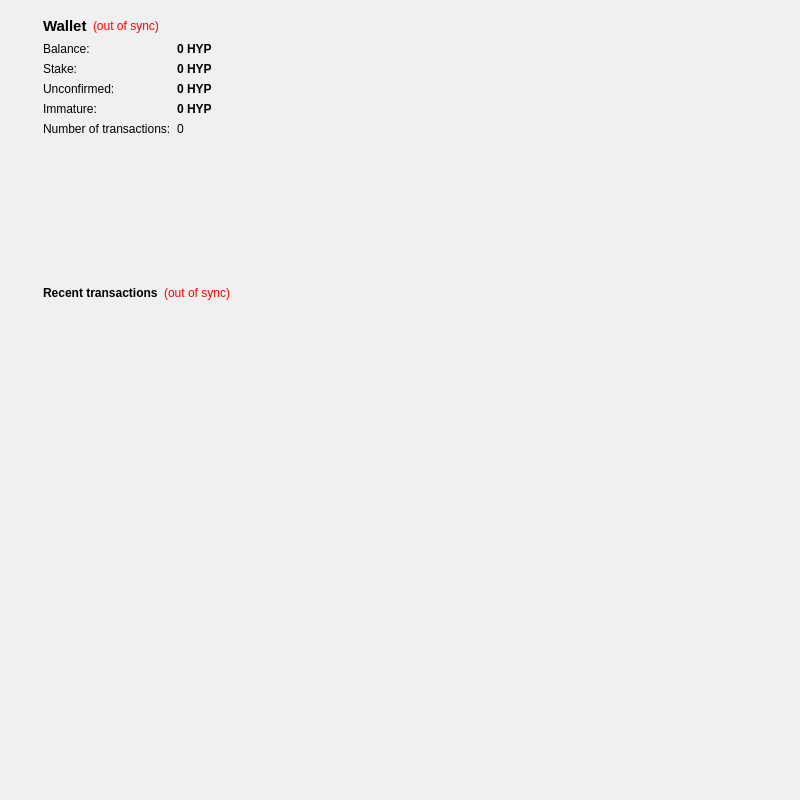
Old version of the form src/qt/forms/overviewpage.ui in the repository scificrypto/HyperStake.
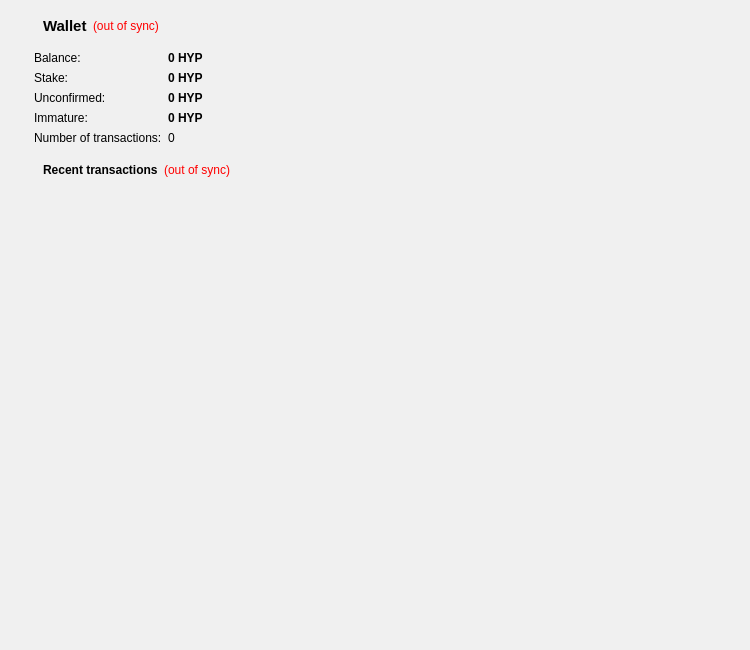
New version of the form.

Commit message: wallet size

Patch:
```diff
--- a/src/qt/forms/overviewpage.ui
+++ b/src/qt/forms/overviewpage.ui
@@ -6,21 +6,15 @@
    <rect>
     <x>0</x>
     <y>0</y>
-    <width>800</width>
-    <height>800</height>
+    <width>750</width>
+    <height>650</height>
    </rect>
   </property>
-  <property name="minimumSize">
-   <size>
-    <width>800</width>
-    <height>800</height>
-   </size>
-  </property>
-  <property name="maximumSize">
-   <size>
-    <width>800</width>
-    <height>800</height>
-   </size>
+  <property name="sizePolicy">
+   <sizepolicy hsizetype="Fixed" vsizetype="Fixed">
+    <horstretch>0</horstretch>
+    <verstretch>0</verstretch>
+   </sizepolicy>
   </property>
   <property name="windowTitle">
    <string>Form</string>
@@ -43,18 +37,6 @@
    </property>
    <item row="0" column="0">
     <widget class="QFrame" name="frame_4">
-     <property name="minimumSize">
-      <size>
-       <width>800</width>
-       <height>0</height>
-      </size>
-     </property>
-     <property name="maximumSize">
-      <size>
-       <width>800</width>
-       <height>16777215</height>
-      </size>
-     </property>
      <property name="layoutDirection">
       <enum>Qt::LeftToRight</enum>
      </property>
@@ -238,7 +220,10 @@
              </item>
             </layout>
            </item>
-           <item row="1" column="0">
+          </layout>
+         </widget>
+        </item>
+        <item>
             <layout class="QFormLayout" name="formLayout_2">
              <property name="fieldGrowthPolicy">
               <enum>QFormLayout::AllNonFixedFieldsGrow</enum>
@@ -384,22 +369,6 @@
              </item>
             </layout>
            </item>
-           <item row="2" column="0">
-            <spacer name="verticalSpacer_2">
-             <property name="orientation">
-              <enum>Qt::Vertical</enum>
-             </property>
-             <property name="sizeHint" stdset="0">
-              <size>
-               <width>20</width>
-               <height>40</height>
-              </size>
-             </property>
-            </spacer>
-           </item>
-          </layout>
-         </widget>
-        </item>
        </layout>
       </item>
       <item row="1" column="0">
@@ -486,19 +455,6 @@
         </item>
        </layout>
       </item>
-      <item row="2" column="0">
-       <spacer name="verticalSpacer">
-        <property name="orientation">
-         <enum>Qt::Vertical</enum>
-        </property>
-        <property name="sizeHint" stdset="0">
-         <size>
-          <width>20</width>
-          <height>254</height>
-         </size>
-        </property>
-       </spacer>
-      </item>
      </layout>
     </widget>
    </item>
```
Lines whose indentation alone changed are shown as unchanged. The commit also changes 2 other files.
